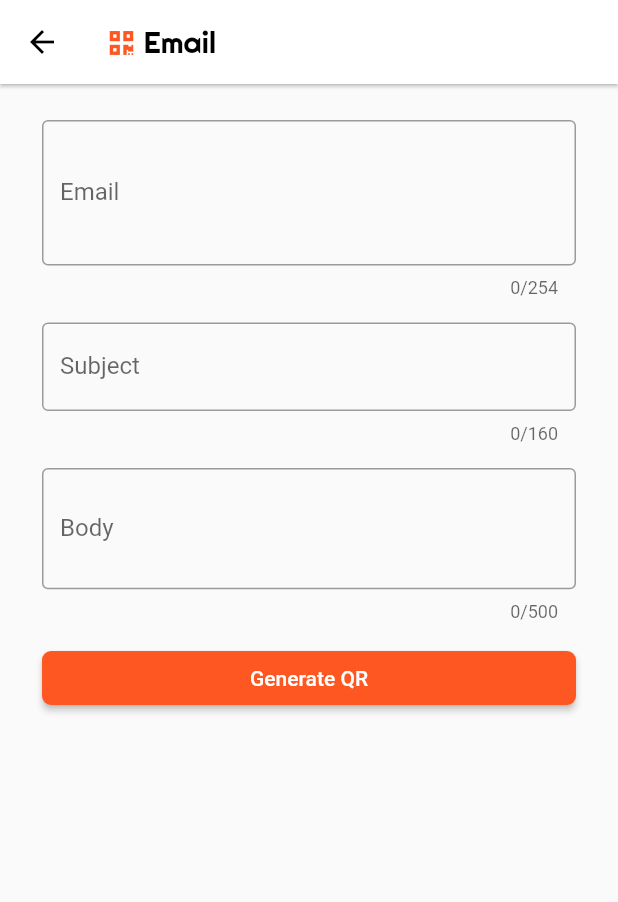
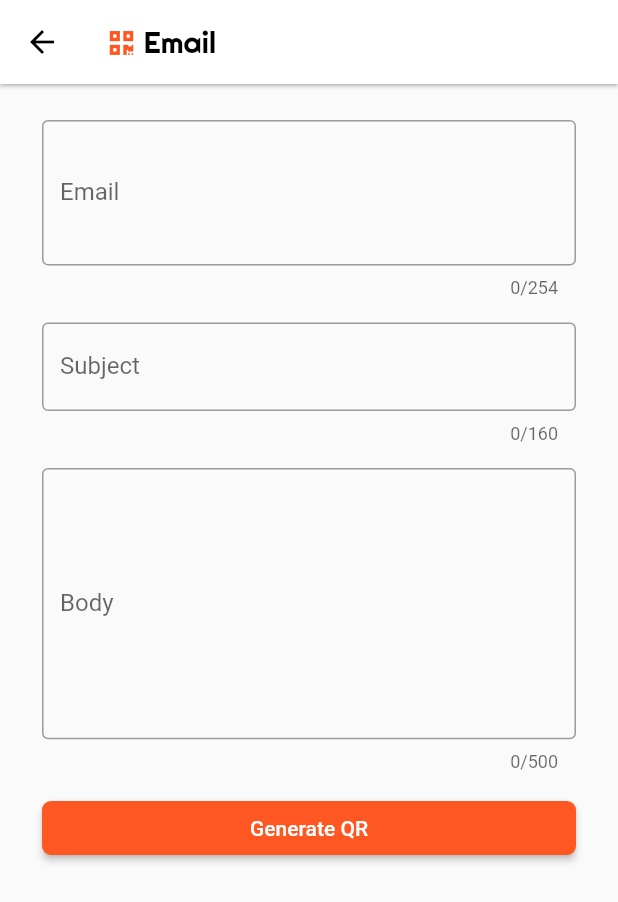
Before and after one commit to nividata-consultancy/qrcode-scanner, a Flutter app: the EmailQR screen opened directly, on a phone screen of 412 x 824 dp. Shown: the top 902 px of the screen. Run offline on Flutter 3.47's test engine with Material 2 defaults, Android fonts, the phone set to English and light mode, and no system bars; our stand-ins replace flutter_svg, fluttertoast, font_awesome_flutter, qr_flutter; missing offline and left inert: barcode_scan, esys_flutter_share, launch_review, simple_permissions.

Commit message:
Increase Email body text area

```diff
--- a/qr_code_scanner/lib/screens/qr_generators_screens/email.dart
+++ b/qr_code_scanner/lib/screens/qr_generators_screens/email.dart
@@ -116,7 +116,7 @@ class _EmailScreenState extends State<EmailScreen> {
                 padding: const EdgeInsets.all(8.0),
                 child: SizedBox(
                   width: MediaQuery.of(context).size.width,
-                  height: 100.0,
+                  height: 200.0,
                   child: TextFormField(
                     expands: true,
                     textDirection: TextDirection.ltr,
```
